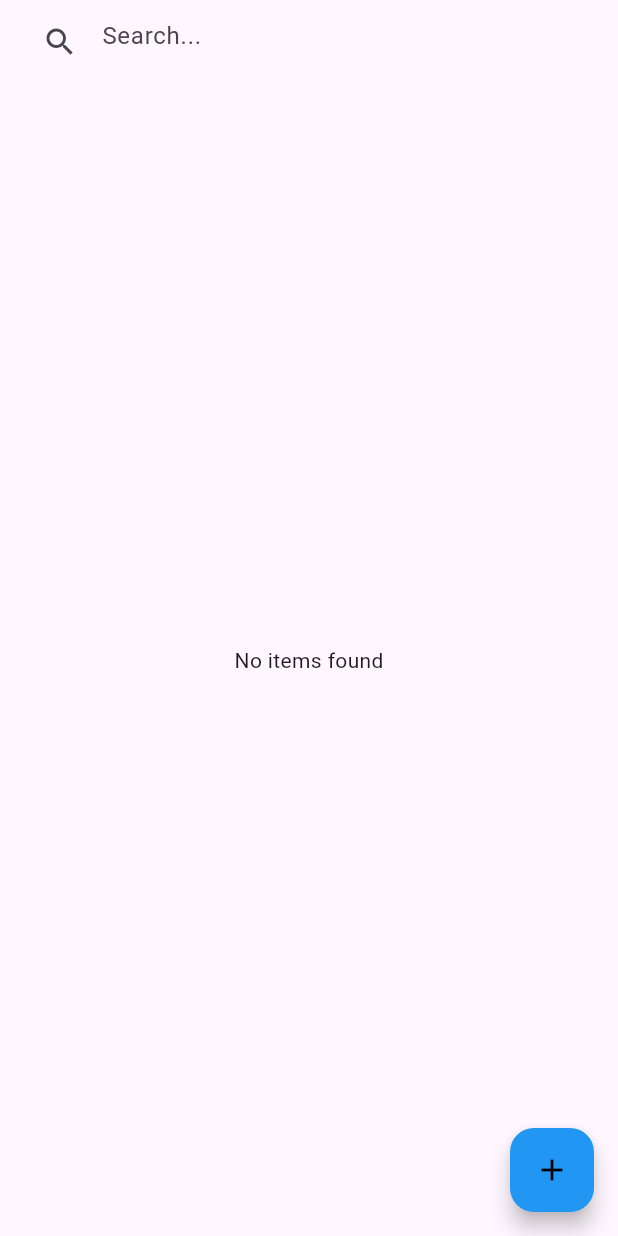
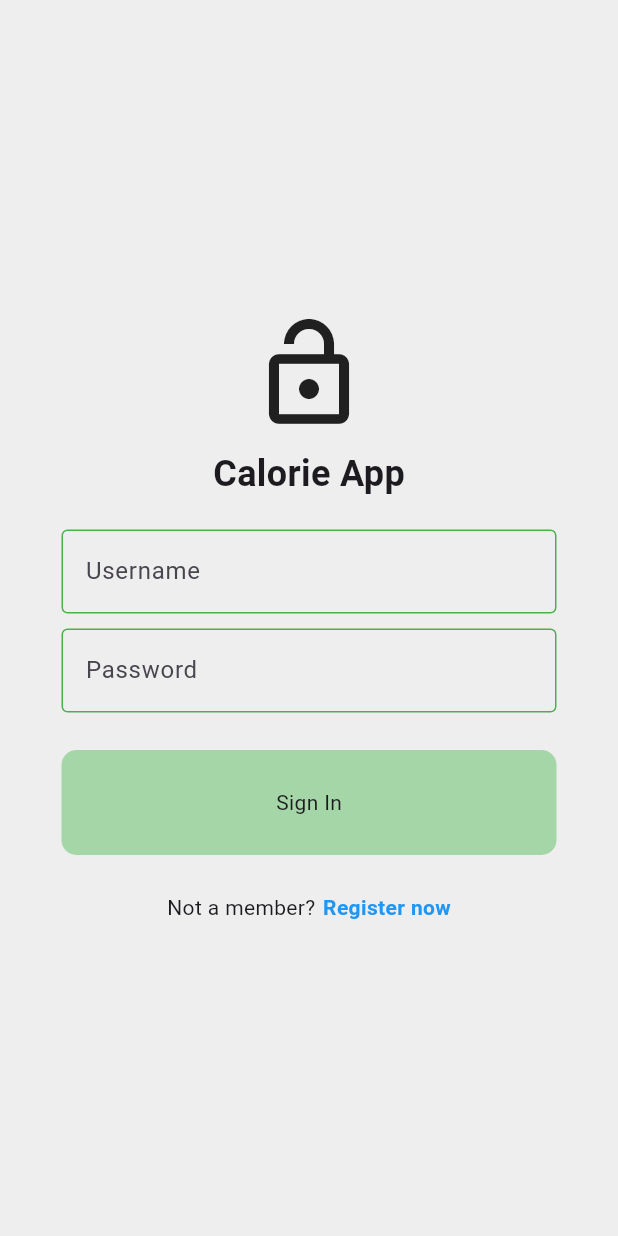
Before and after one commit to kanueven/calorie-tracker, a Flutter app: the screen it shows after launch, on a phone screen of 412 x 824 dp. Run offline on Flutter 3.47's test engine with Material 3 defaults, Android fonts, the phone set to English and light mode, and no system bars; our stand-ins replace objectbox; generated files the repository leaves out were written again.

Commit message:
used provider on the loginpage

```diff
--- /dev/null
+++ b/lib/auth/login_or_register.dart
@@ -0,0 +1,31 @@
+import 'package:calorie/pages/login.dart';
+import 'package:calorie/pages/register.dart';
+import 'package:flutter/material.dart';
+
+class LoginOrRegister extends StatefulWidget {
+  const LoginOrRegister({super.key});
+
+  @override
+  State<LoginOrRegister> createState() => _LoginOrRegisterState();
+}
+
+class _LoginOrRegisterState extends State<LoginOrRegister> {
+  bool showLoginPage = true;
+
+  //toggle pages
+  void togglePages(){
+    setState(() {
+      showLoginPage =! showLoginPage;
+    });
+  }
+  @override
+  Widget build(BuildContext context) {
+    if(showLoginPage){
+      return Login(onTap: togglePages);
+    }else{
+      return RegisterPage(onTap: togglePages);
+    }
+
+
+  }
+}
--- /dev/null
+++ b/lib/components/my_button.dart
@@ -0,0 +1,27 @@
+import 'package:flutter/material.dart';
+
+class MyButton extends StatelessWidget {
+  final Function() ? onTap;
+  final String text;
+   MyButton({
+    super.key,
+    required this.onTap,
+    required this.text
+    });
+
+  @override
+  Widget build(BuildContext context) {
+    return GestureDetector(
+      onTap: onTap,
+      child: Container(
+        padding: const EdgeInsets.all(25),
+        margin: EdgeInsets.symmetric(horizontal: 25),
+        decoration: BoxDecoration(
+          color: Colors.green.shade200,
+         borderRadius: BorderRadius.circular(10),
+                  ),
+                  child: Center(child: Text(text)),
+      ),
+    );
+  }
+}
--- /dev/null
+++ b/lib/components/my_textfield.dart
@@ -0,0 +1,37 @@
+import 'package:flutter/material.dart';
+
+class MyTextfield extends StatelessWidget {
+  final TextEditingController textEditingController;
+  final String hintText;
+   final bool obsecureText;
+
+   MyTextfield({
+  super.key,
+  required this.hintText,
+  required this.obsecureText,
+  required this.textEditingController,
+  });
+
+  @override
+  Widget build(BuildContext context) {
+    return Padding(
+      padding: const EdgeInsets.symmetric(horizontal: 25.0),
+      child: TextField(
+
+        controller: textEditingController,
+        obscureText: obsecureText,
+        decoration: InputDecoration(
+          enabledBorder: OutlineInputBorder(
+            borderSide: BorderSide(color: Colors.green)
+          ),
+          focusedBorder: OutlineInputBorder(
+             borderSide: BorderSide(color: Colors.green.shade300),
+          ),
+          hintText: hintText,
+        ),
+
+
+      ),
+    );
+  }
+}
--- a/lib/main.dart
+++ b/lib/main.dart
@@ -1,14 +1,21 @@
+import 'package:calorie/auth/login_or_register.dart';
 import 'package:calorie/data/objectbox.dart';
+import 'package:calorie/provider/auth_state.dart';
 import 'package:flutter/material.dart';
+import 'package:provider/provider.dart';
 
-import 'pages/homescreen.dart';
+
 
 late ObjectBox objectBox;
 
 void main() async {
+
   WidgetsFlutterBinding.ensureInitialized();
   objectBox = await ObjectBox.create(); // Initialize ObjectBox
-  runApp(const MyApp());
+  runApp(ChangeNotifierProvider(create: (context) => AuthState(),
+  child:const MyApp()
+  ,)
+  );
 }
 
 class MyApp extends StatelessWidget {
@@ -18,7 +25,7 @@ class MyApp extends StatelessWidget {
   Widget build(BuildContext context) {
     return MaterialApp(
       debugShowCheckedModeBanner: false,
-      home: Homescreen(),
+      home: const LoginOrRegister(),
     );
   }
 }
--- /dev/null
+++ b/lib/pages/login.dart
@@ -0,0 +1,134 @@
+import 'package:calorie/components/my_button.dart';
+import 'package:calorie/components/my_textfield.dart';
+import 'package:calorie/pages/homescreen.dart';
+import 'package:calorie/provider/auth_state.dart';
+import 'package:flutter/material.dart';
+import 'package:provider/provider.dart';
+
+class Login extends StatefulWidget {
+  final Function()?  onTap;
+  const Login({super.key,required this.onTap}); // Fix constructor name to match the class
+
+  @override
+  State<Login> createState() => _LoginState();
+}
+
+class _LoginState extends State<Login> {
+  final TextEditingController usernameController = TextEditingController();
+  final TextEditingController passwordController = TextEditingController();
+
+  //method to handle sign in
+  void login(){
+    print("Login button clicked");
+    //handle the authentification
+    final authState = Provider.of<AuthState>(context,listen:false);
+
+     // Retrieve the entered username and password
+    final username = usernameController.text;
+    final password = passwordController.text;
+
+     // Check if fields are not empty
+    if (username.isEmpty || password.isEmpty) {
+      ScaffoldMessenger.of(context).showSnackBar(
+        const SnackBar(content: Text('Please fill in all fields')),
+      );
+      return;
+    }
+    // Set the username and password in the AuthState
+    authState.setUsername(username);
+    authState.setPassword(password);
+
+    // Call the login method from AuthState
+    authState.login();
+
+    //go to homepage
+    if(authState.isLoggedIn){
+    Navigator.pushReplacement(
+            context, MaterialPageRoute(
+          builder: (context) => const Homescreen()));
+  }else{
+    ScaffoldMessenger.of(context).showSnackBar(
+      const SnackBar(content: Text('Invalid username or password'))
+    );
+  }
+  }
+
+  @override
+  Widget build(BuildContext context) {
+    return Scaffold(
+      backgroundColor: Colors.grey[200],
+      body: Center(
+        child: Padding(
+          padding: const EdgeInsets.all(16.0),
+          child: Column(
+            mainAxisAlignment: MainAxisAlignment.center,
+            children: [
+              // Logo
+              const Icon(
+                Icons.lock_open_outlined,
+                size: 80,
+              ),
+              const SizedBox(height: 10),
+
+              // Text
+              const Text(
+                "Calorie App",
+                style: TextStyle(
+                  fontSize: 24,
+                  fontWeight: FontWeight.bold,
+                ),
+              ),
+              const SizedBox(height: 20),
+
+              // Username textfield
+              MyTextfield(
+                obsecureText: false,
+                hintText: "Username",
+                textEditingController: usernameController,
+              ),
+              const SizedBox(height: 10),
+
+              // Password textfield
+              MyTextfield(
+                hintText: "Password",
+                obsecureText: true,
+                textEditingController: passwordController,
+
+              ),
+              const SizedBox(height: 25),
+
+              // Sign in button
+              MyButton(
+                onTap: login,
+                text: 'Sign In',
+              ),
+              const SizedBox(height: 25),
+
+              // Not a member? Register now
+              Row(
+                mainAxisAlignment: MainAxisAlignment.center,
+                children: [
+                  const Text('Not a member?'),
+                  const SizedBox(width: 5),
+                  GestureDetector(
+                    onTap: widget.onTap,
+                      // Navigate to the registration screen
+
+
+                    child: const Text(
+                      'Register now',
+                      style: TextStyle(
+                        color: Colors.blue,
+                        fontWeight: FontWeight.bold,
+                      ),
+                    ),
+                  ),
+                ],
+              ),
+            ],
+          ),
+        ),
+      ),
+    );
+  }
+}
--- /dev/null
+++ b/lib/provider/auth_state.dart
@@ -0,0 +1,56 @@
+import 'package:flutter/foundation.dart';
+
+class AuthState extends ChangeNotifier{
+  //private variables
+   // Shared fields
+  String _username = '';
+  String _password = '';
+
+  // Registration-specific fields
+
+  String _confirmPassword = '';
+
+  bool _isLoggedIn = false;
+
+  //getters
+  String get username => _username;
+  String get password => _password;
+  String get confirmPassword => _confirmPassword;
+  bool get isLoggedIn => _isLoggedIn;
+
+  //setters
+  void setUsername(String username){
+    _username = username;
+    notifyListeners();
+  }
+  void setPassword(String password){
+    _password = password;
+    notifyListeners();
+  }
+  void setConfirmPassword(String confirmPassword){
+    _confirmPassword = confirmPassword;
+    notifyListeners();
+  }
+  //authentification logic
+  // Authentication logic
+  void login() {
+
+    // Example logic: Check username and password
+    if (_username == "rae" && _password == "1234") {
+      _isLoggedIn = true;
+      notifyListeners();
+    }
+  }
+
+  void register() {
+    // Example logic: Validate registration fields
+    if (_password == _confirmPassword  && _username.isNotEmpty) {
+      _isLoggedIn = true; // Automatically login user after registration
+      notifyListeners();
+    }
+  }
+
+
+
+
+}
--- a/pubspec.yaml
+++ b/pubspec.yaml
@@ -37,6 +37,7 @@ dependencies:
   objectbox: ^4.0.3
   objectbox_flutter_libs: any
   shared_preferences: ^2.3.5
+  provider: ^6.1.2
 
 dev_dependencies:
   flutter_test:
```
Also changed, not shown: lib/pages/register.dart (added, +106 -0 lines), pubspec.lock.
